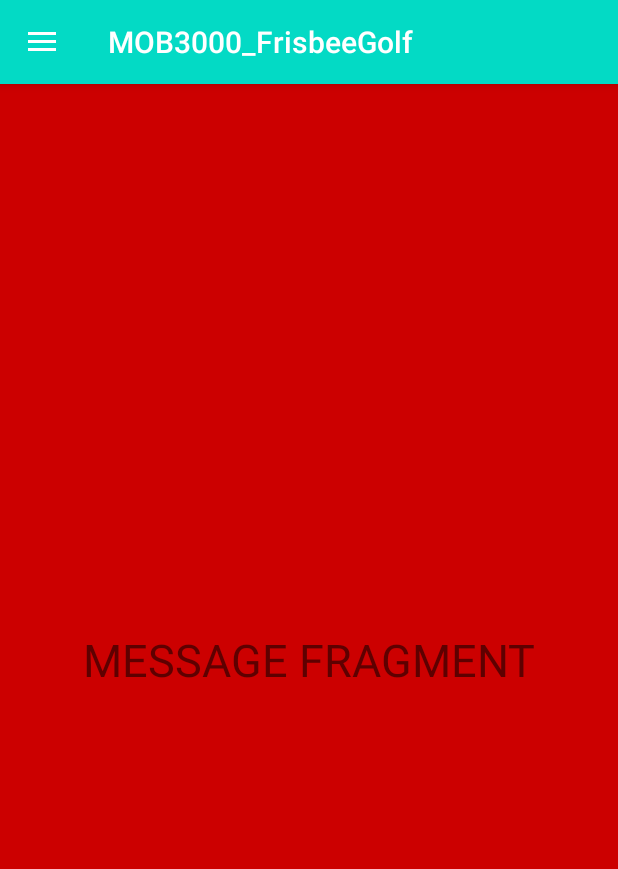
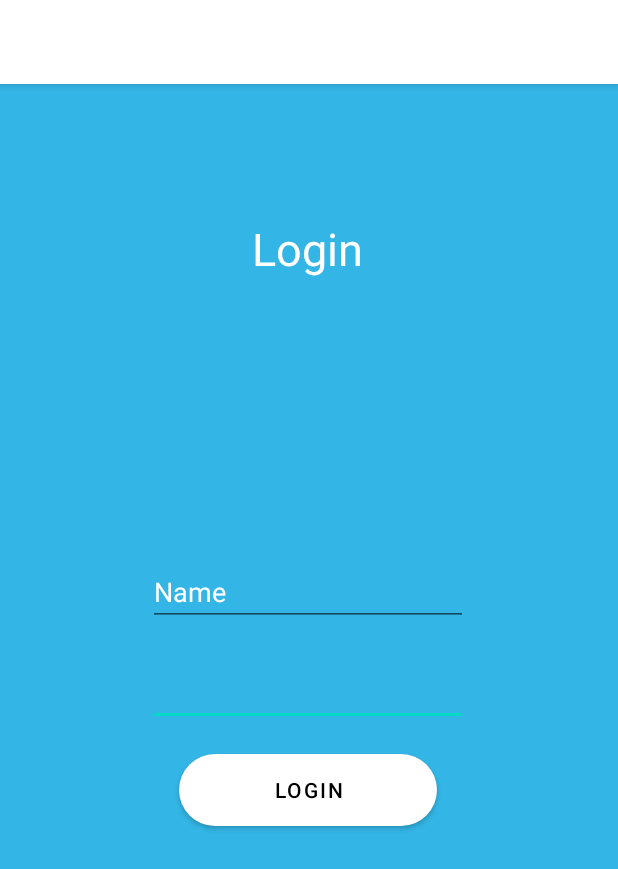
Before and after one commit to MortyN/MOB3000_FrisbeeGolf, an Android app: the screen it shows after launch (MainActivity before the commit, LoginActivity after it), on a phone screen of 412 x 824 dp. Shown: the top 869 px of the screen. Run offline under Robolectric (Android 15) with nearby library versions, the phone set to English and light mode, and no system bars.

Commit message:
added login screen

```diff
--- a/app/build.gradle
+++ b/app/build.gradle
@@ -9,7 +9,7 @@ android {
 
     defaultConfig {
         applicationId "com.example.mob3000_frisbeegolf"
-        minSdkVersion 26
+        minSdkVersion 28
         targetSdkVersion 30
         versionCode 1
         versionName "1.0"
--- a/app/src/main/AndroidManifest.xml
+++ b/app/src/main/AndroidManifest.xml
@@ -9,7 +9,9 @@
         android:roundIcon="@mipmap/ic_launcher_round"
         android:supportsRtl="true"
         android:theme="@style/Theme.MOB3000_FrisbeeGolf">
-        <activity android:name=".MainActivity"
+        <activity android:name=".LoginActivity"></activity>
+        <activity
+            android:name=".MainActivity"
             android:theme="@style/Theme.AppCompat.DayNight.NoActionBar">
             <intent-filter>
                 <action android:name="android.intent.action.MAIN" />
--- /dev/null
+++ b/app/src/main/java/com/example/mob3000_frisbeegolf/LoginActivity.kt
@@ -0,0 +1,11 @@
+package com.example.mob3000_frisbeegolf
+
+import androidx.appcompat.app.AppCompatActivity
+import android.os.Bundle
+
+class LoginActivity : AppCompatActivity() {
+    override fun onCreate(savedInstanceState: Bundle?) {
+        super.onCreate(savedInstanceState)
+        setContentView(R.layout.activity_login)
+    }
+}
--- a/app/src/main/java/com/example/mob3000_frisbeegolf/MainActivity.kt
+++ b/app/src/main/java/com/example/mob3000_frisbeegolf/MainActivity.kt
@@ -1,5 +1,7 @@
 package com.example.mob3000_frisbeegolf
 
+import android.app.ActivityOptions
+import android.content.Intent
 import androidx.appcompat.app.AppCompatActivity
 import android.os.Bundle
 import android.view.MenuItem
@@ -36,6 +38,9 @@ class MainActivity : AppCompatActivity(), NavigationView.OnNavigationItemSelecte
         navigationView.setCheckedItem(R.id.nav_message)
         navigationView.setCheckedItem(R.id.nav_message)
         }
+
+        val intent = Intent(this, LoginActivity::class.java)
+        startActivity(intent)
     }
 
     override fun onBackPressed() {
--- /dev/null
+++ b/app/src/main/res/layout/activity_login.xml
@@ -0,0 +1,64 @@
+<?xml version="1.0" encoding="utf-8"?>
+<androidx.constraintlayout.widget.ConstraintLayout xmlns:android="http://schemas.android.com/apk/res/android"
+    xmlns:app="http://schemas.android.com/apk/res-auto"
+    xmlns:tools="http://schemas.android.com/tools"
+    android:layout_width="match_parent"
+    android:layout_height="match_parent"
+    tools:context=".LoginActivity"
+    android:background="@android:color/holo_blue_light">
+
+    <TextView
+        android:id="@+id/textView"
+        android:layout_width="wrap_content"
+        android:layout_height="wrap_content"
+        android:text="Login"
+        android:textSize="30dp"
+        android:textColor="@color/white"
+        app:layout_constraintBottom_toBottomOf="parent"
+        app:layout_constraintEnd_toEndOf="parent"
+        app:layout_constraintHorizontal_bias="0.498"
+        app:layout_constraintStart_toStartOf="parent"
+        app:layout_constraintTop_toTopOf="parent"
+        app:layout_constraintVertical_bias="0.123" />
+
+    <EditText
+        android:id="@+id/editTextTextPassword"
+        android:layout_width="wrap_content"
+        android:layout_height="wrap_content"
+        android:layout_marginBottom="340dp"
+        android:ems="10"
+        android:inputType="textPassword"
+        app:layout_constraintBottom_toBottomOf="parent"
+        app:layout_constraintEnd_toEndOf="parent"
+        app:layout_constraintHorizontal_bias="0.497"
+        app:layout_constraintStart_toStartOf="parent" />
+
+    <EditText
+        android:id="@+id/editTextTextPersonName"
+        android:layout_width="wrap_content"
+        android:layout_height="wrap_content"
+        android:ems="10"
+        android:inputType="textPersonName"
+        android:text="Name"
+        android:textColor="@color/white"
+        app:layout_constraintBottom_toTopOf="@+id/editTextTextPassword"
+        app:layout_constraintEnd_toEndOf="parent"
+        app:layout_constraintHorizontal_bias="0.497"
+        app:layout_constraintStart_toStartOf="parent"
+        app:layout_constraintTop_toBottomOf="@+id/textView"
+        app:layout_constraintVertical_bias="0.897" />
+
+    <Button
+        android:id="@+id/button"
+        android:layout_width="172dp"
+        android:layout_height="48dp"
+        android:background="@android:drawable/toast_frame"
+        android:text="Login"
+        android:textColor="@color/black"
+        app:layout_constraintBottom_toBottomOf="parent"
+        app:layout_constraintEnd_toEndOf="parent"
+        app:layout_constraintHorizontal_bias="0.498"
+        app:layout_constraintStart_toStartOf="parent"
+        app:layout_constraintTop_toBottomOf="@+id/editTextTextPassword"
+        app:layout_constraintVertical_bias="0.065" />
+</androidx.constraintlayout.widget.ConstraintLayout>
```
